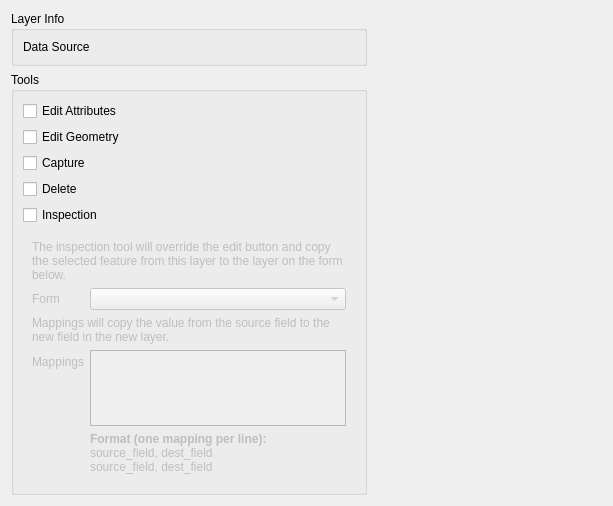
Before: the Qt Designer form src/configmanager/ui/nodewidgets/ui_layernode.ui in roam-qgis/Roam, drawn with Qt 5.
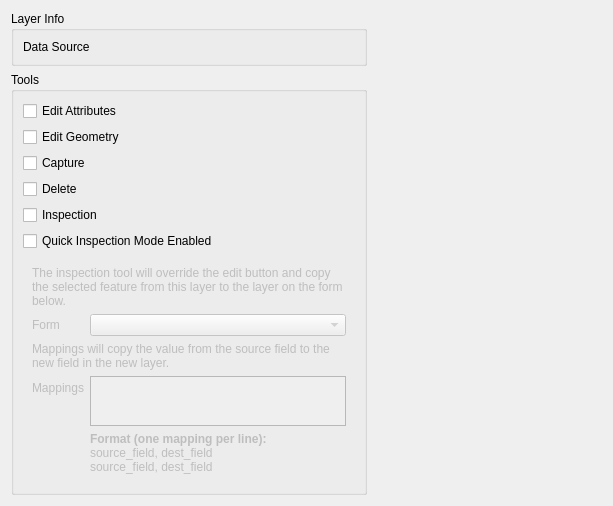
After: the same form once the commit is applied.

Commit message: FIX - Add support to disable quick inspection mode

What changed in the file:
```diff
--- a/src/configmanager/ui/nodewidgets/ui_layernode.ui
+++ b/src/configmanager/ui/nodewidgets/ui_layernode.ui
@@ -74,6 +74,16 @@
         </property>
        </widget>
       </item>
+      <item>
+       <widget class="QCheckBox" name="quickinspection_check">
+        <property name="toolTip">
+         <string/>
+        </property>
+        <property name="text">
+         <string>Quick Inspection Mode Enabled</string>
+        </property>
+       </widget>
+      </item>
       <item>
        <widget class="QFrame" name="formFrame">
         <property name="enabled">
```
Left out of the diff: 16 changed lines with no effect on the pictures. The commit also changes 2 other files.
